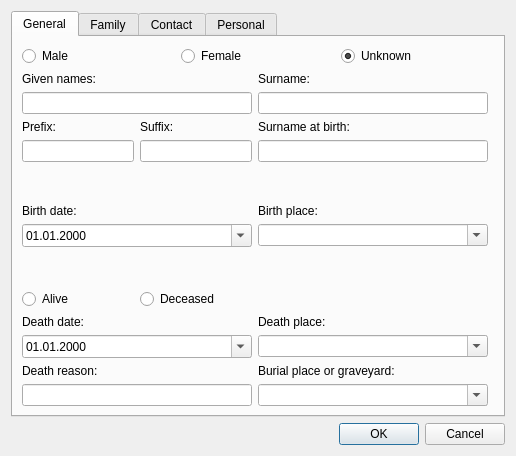
This is dialogs/persondialog.ui in caybro/pedikree as Qt 5 draws it before an edit. The edited form follows.
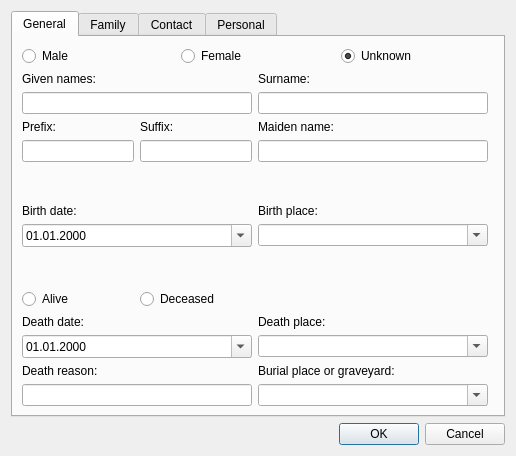
This is the edited form.

Commit message: add maiden_name to the schema and the Person dialog

```diff
--- a/dialogs/persondialog.ui
+++ b/dialogs/persondialog.ui
@@ -207,7 +207,7 @@
        <item row="3" column="1" colspan="2">
         <widget class="QLabel" name="labelBirthSurname">
          <property name="text">
-          <string>Surname at birth:</string>
+          <string>Maiden name:</string>
          </property>
          <property name="buddy">
           <cstring>leBirthSurname</cstring>
```
Left out of the diff: 9 changed lines with no effect on the pictures. The commit also changes 2 other files.
